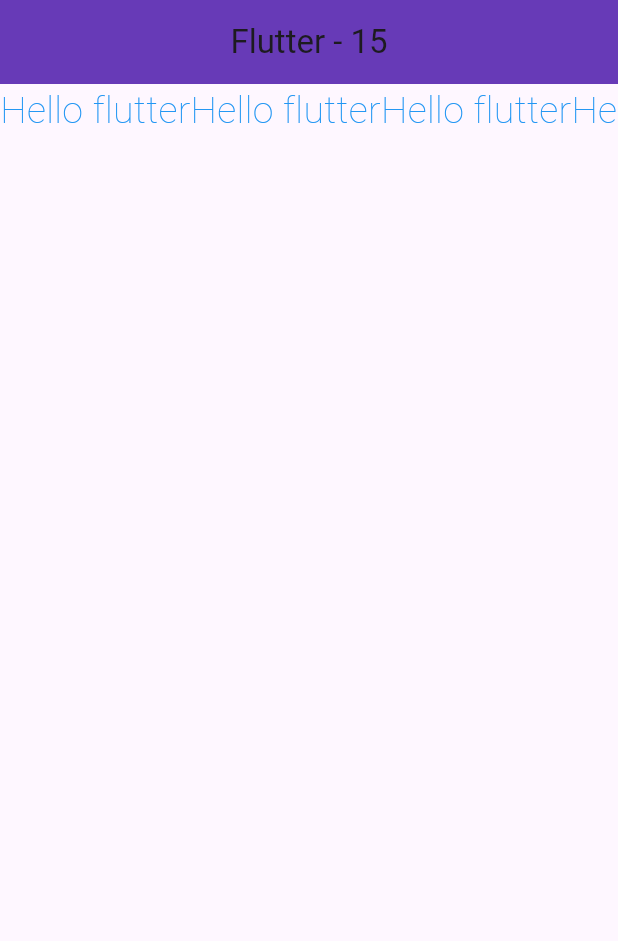
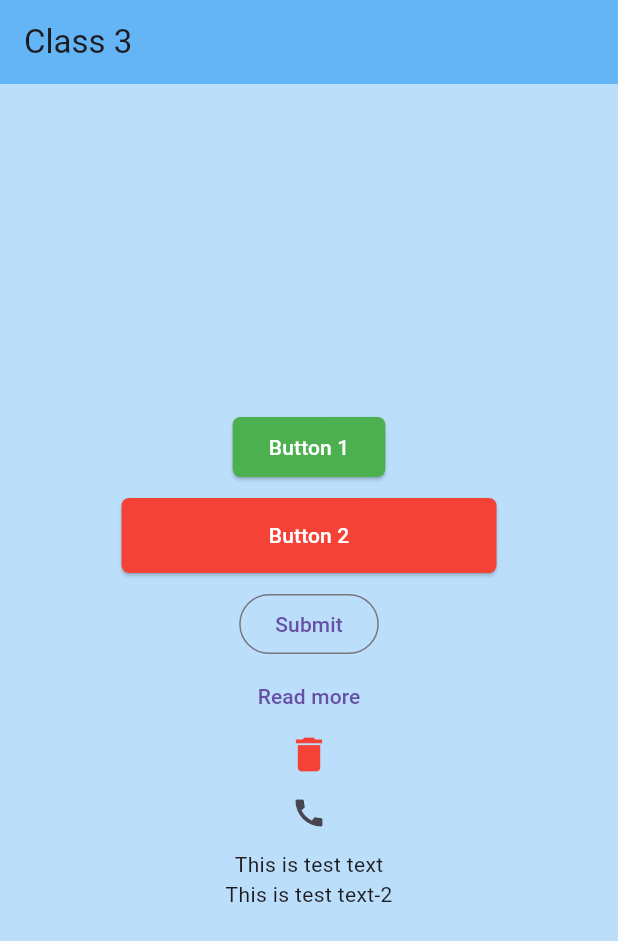
Before and after one commit to taufiqurSabbir/flutter_15, a Flutter app: the screen it shows after launch, on a phone screen of 412 x 824 dp. Shown: the top 941 px of the screen. Run offline on Flutter 3.47's test engine with Material 3 defaults, Android fonts, the phone set to English and light mode, and no system bars.

Commit message:
module-9 class-3

```diff
--- a/lib/app.dart
+++ b/lib/app.dart
@@ -1,5 +1,6 @@
 import 'package:flutter/material.dart';
 import 'home.dart';
+import 'module_9/class_3.dart';
 
 class MyApp extends StatelessWidget {
   const MyApp({super.key});
@@ -8,7 +9,7 @@
   Widget build(BuildContext context) {
     return MaterialApp(
       title: 'Flutter 15',
-      home: Home(),
+      home: Class3(),
     );
   }
 }
--- /dev/null
+++ b/lib/module_9/class_3.dart
@@ -0,0 +1,117 @@
+import 'package:flutter/material.dart';
+
+class Class3 extends StatelessWidget {
+  const Class3({super.key});
+
+  @override
+  Widget build(BuildContext context) {
+    return Scaffold(
+      // backgroundColor: Colors.blue[50],
+      // backgroundColor: Colors.blue.withOpacity(0.9),
+        backgroundColor: Colors.blue.shade100,
+      appBar: AppBar(
+        title: Text('Class 3'),
+        backgroundColor: Colors.blue.shade300
+      ),
+      body: Center(
+        child: Column(
+          mainAxisAlignment: MainAxisAlignment.center,
+          children: [
+          ElevatedButton(
+              style: ElevatedButton.styleFrom(
+                backgroundColor: Colors.green,
+                foregroundColor: Colors.white,
+                shape: RoundedRectangleBorder(
+                  borderRadius: BorderRadius.circular(5)
+                  // borderRadius: BorderRadius.all(Radius.circular(10))
+                  // borderRadius: BorderRadius.only(topRight: Radius.circular(50))
+
+                )
+              ),
+              onPressed: (){},
+              child: Text('Button 1')),
+          SizedBox(height: 10,),
+          SizedBox(
+            // width: double.infinity,
+            height: 50,
+            width: 250,
+            child: ElevatedButton(
+                style: ElevatedButton.styleFrom(
+                  backgroundColor: Colors.red,
+                  foregroundColor: Colors.white,
+                  shape: RoundedRectangleBorder(
+                    borderRadius: BorderRadius.circular(5)
+                    // borderRadius: BorderRadius.all(Radius.circular(10))
+                    // borderRadius: BorderRadius.only(topRight: Radius.circular(50))
+
+                  )
+                ),
+                onPressed: (){
+                  print('hello clicked');
+                },
+                child: Text('Button 2')),
+          ),
+
+            SizedBox(height: 10,),
+
+            OutlinedButton(
+                style: OutlinedButton.styleFrom(),
+                onPressed: (){
+
+                }, child: Text('Submit')),
+
+            TextButton(onPressed: (){
+              print('read more');
+
+            }, child: Text('Read more')),
+
+            Icon(Icons.delete, color: Colors.red,size: 30,),
+
+            IconButton(onPressed: (){
+              print('called');
+            }, icon: Icon(Icons.call)),
+
+
+            GestureDetector(
+              onTap: (){
+                print('on tap');
+
+              },
+                onLongPress: (){
+                  print('on long press');
+
+                },
+
+                onDoubleTap: (){
+                  print('on onDoubleTap');
+
+                },
+
+                child: Text('This is test text')),
+
+
+
+            InkWell(
+                onTap: (){
+                  print('InkWell on tap');
+
+                },
+                onLongPress: (){
+                  print('InkWell on long press');
+
+                },
+
+                onDoubleTap: (){
+                  print('InkWell on onDoubleTap');
+
+                },
+                child: Text('This is test text-2'))
+
+
+
+          ],
+        ),
+      )
+    );
+  }
+}
```
